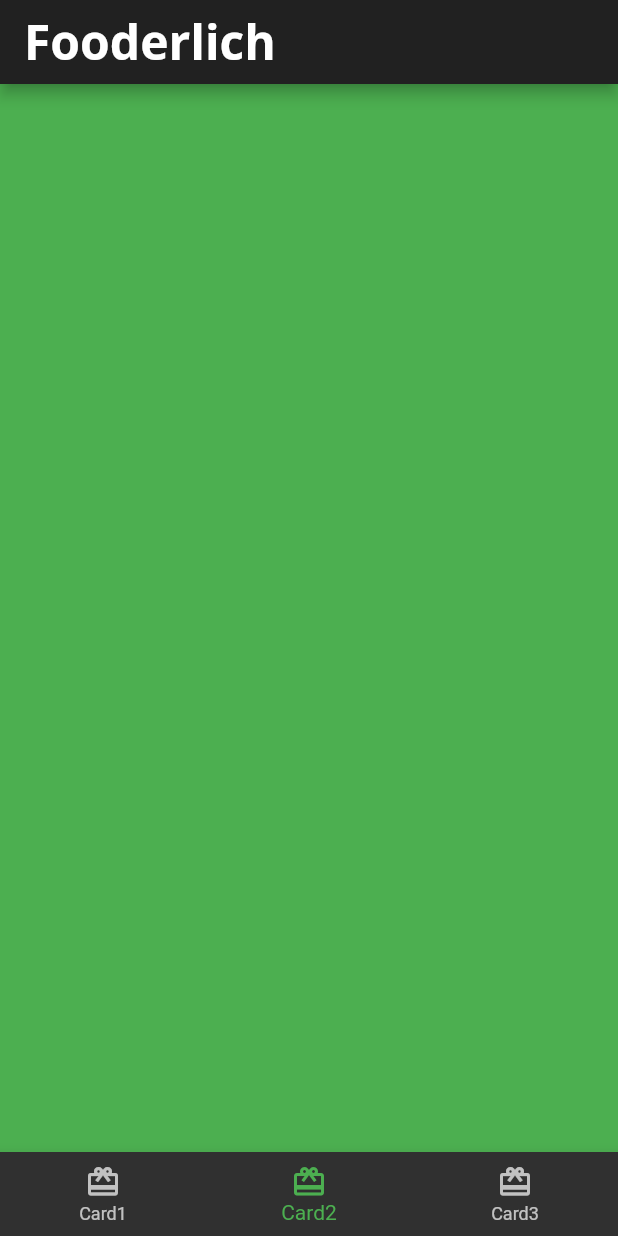
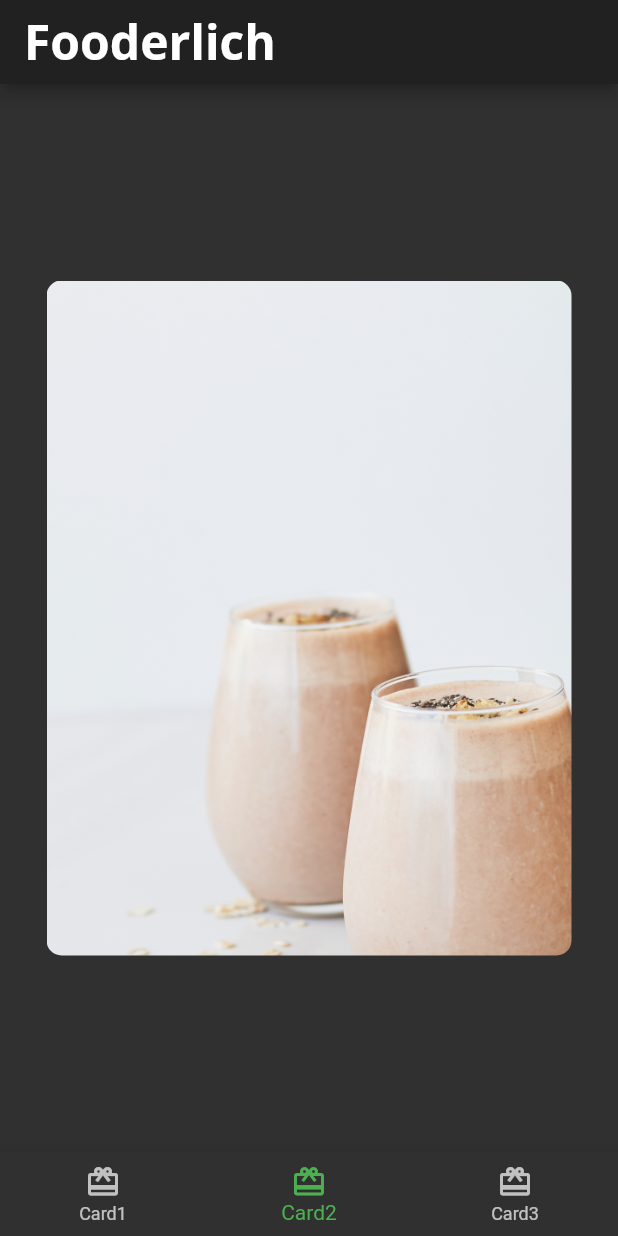
Before and after one commit to eoeefosa/fooderlich, a Flutter app: the screen it shows after launch, item 2 of the bottom bar chosen, on a phone screen of 412 x 824 dp. Run offline on Flutter 3.47's test engine with Material 2 defaults, Android fonts, the phone set to English and light mode, and no system bars; our stand-ins replace google_fonts.

Commit message:
create card2.dart
change  background image

```diff
--- a/lib/Card2.dart
+++ b/lib/Card2.dart
@@ -10,7 +10,7 @@ class Card2 extends StatelessWidget {
         constraints: const BoxConstraints.expand(width: 350, height: 450),
         decoration: const BoxDecoration(
           image: DecorationImage(
-            image: AssetImage("assets/mag2"),
+            image: AssetImage("assets/mag5.png"),
             fit: BoxFit.cover,
           ),
           borderRadius: BorderRadius.all(Radius.circular(10.0)),
--- a/lib/home.dart
+++ b/lib/home.dart
@@ -1,5 +1,6 @@
 import 'package:flutter/material.dart';
 import 'package:fooderlich/Card1.dart';
+import 'package:fooderlich/Card2.dart';
 
 //new class extends Statefull widget
 class Home extends StatefulWidget {
@@ -12,7 +13,7 @@ class _HomeState extends State<Home> {
   int _selectedIndex = 0;
   static List<Widget> pages = <Widget>[
     const Card1(),
-    Container(color: Colors.green),
+    Card2(),
     Container(color: Colors.blue),
   ];
 
```
